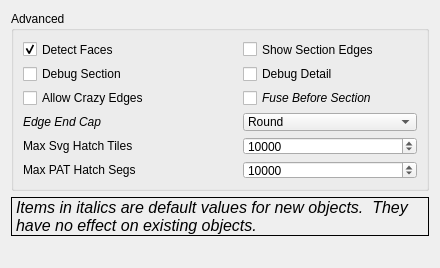
Old version of the form src/Mod/TechDraw/Gui/DlgPrefsTechDraw4.ui in the repository berndhahnebach/All_FreeCAD.
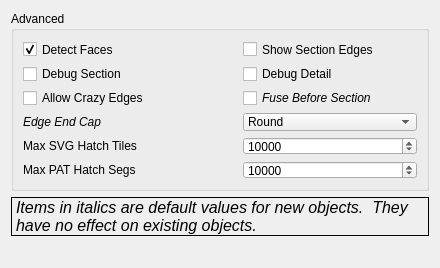
New version of the form. Custom widgets are drawn as their Qt base class.

```diff
--- a/src/Mod/TechDraw/Gui/DlgPrefsTechDraw4.ui
+++ b/src/Mod/TechDraw/Gui/DlgPrefsTechDraw4.ui
@@ -65,7 +65,7 @@
         <item row="4" column="0">
          <widget class="QLabel" name="label">
           <property name="text">
-           <string>Max Svg Hatch Tiles</string>
+           <string>Max SVG Hatch Tiles</string>
           </property>
          </widget>
         </item>
```
Left out of the diff: 9 changed lines with no effect on the pictures.
